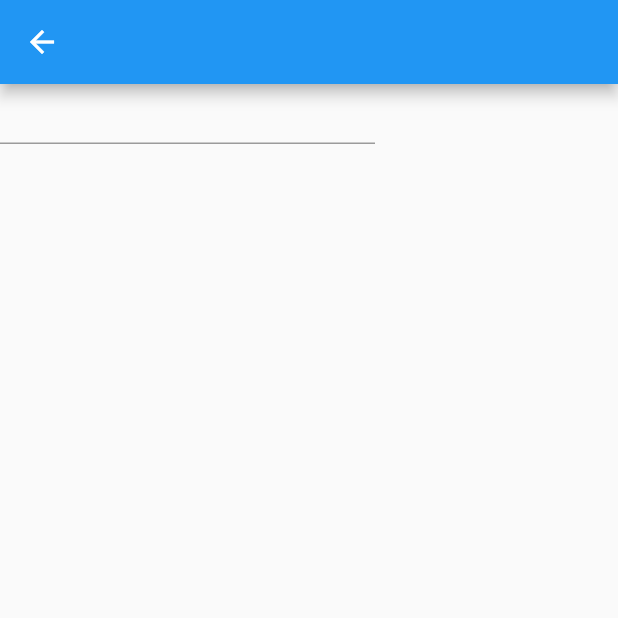
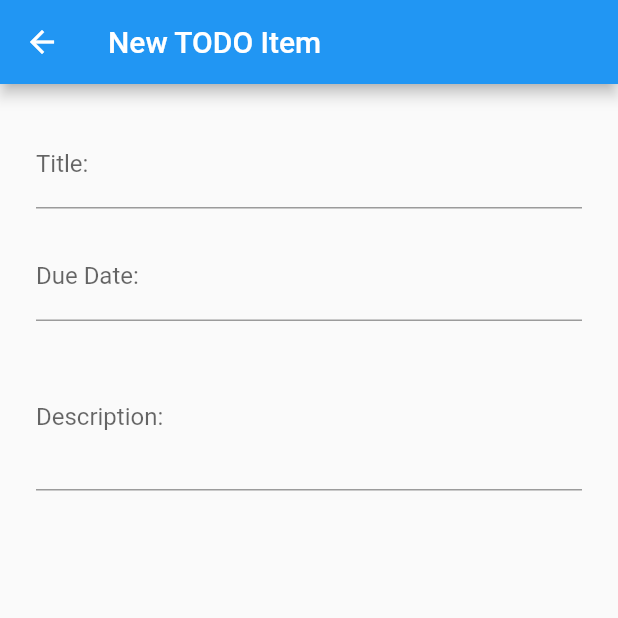
Before and after one commit to Ost-max/todo-flutter-sample, a Flutter app: the screen it shows after launch, after a tap on the "add" icon, on a phone screen of 412 x 824 dp, the top half of it. Run offline on Flutter 3.47's test engine with Material 2 defaults, Android fonts, the phone set to English and light mode, and no system bars.

Commit message:
* add description and date field

```diff
--- a/lib/item.dart
+++ b/lib/item.dart
@@ -1,6 +1,8 @@
 class Item {
   final String id;
   String name;
+  String description;
+  DateTime before;
   bool done;
   bool enabled = true;
 
--- a/lib/todo_item_screen.dart
+++ b/lib/todo_item_screen.dart
@@ -5,22 +5,49 @@ import 'item.dart';
 
 class TodoItemScreen extends StatelessWidget {
   static const routeName = '/item';
+  static final dateTimeCntlr = TextEditingController();
+  static final titleCntlr = TextEditingController();
 
   @override
   Widget build(BuildContext context) {
     final Item item = ModalRoute.of(context).settings.arguments;
-
+    titleCntlr.text = item.name;
     return Scaffold(
       appBar: AppBar(
-        title: Text(item.name != null ? item.name : "New TODO Item"),
+        title: Text(item.name.isNotEmpty ? "Edit TODO Item" : "New TODO Item"),
       ),
-      body: Column(
-        children: [
-          ConstrainedBox(
-              constraints: BoxConstraints(maxHeight: 40, maxWidth: 250),
-              child: TextField(onSubmitted: (val) => item.name = val))
-        ],
-      ),
+      body: Padding(
+          padding: EdgeInsets.all(24.0),
+          child: Column(
+            children: [
+              TextField(
+                  decoration: InputDecoration(labelText: 'Title:'),
+                  controller: titleCntlr,
+                  onSubmitted: (val) => item.name = val),
+              SizedBox(height: 16),
+              TextField(
+                controller: dateTimeCntlr,
+                  decoration: InputDecoration(labelText: 'Due Date:'),
+                  onSubmitted: (val) => item.name = val,
+                onTap: (){
+                  showDatePicker(
+                    context: context,
+                    initialDate: DateTime.now(),
+                    firstDate: DateTime.now(),
+                    lastDate: DateTime(2025),
+                  ).then((value) =>  dateTimeCntlr.text = value.toString().split(' ')[0]);
+              } ,
+              ),
+
+              SizedBox(height: 16),
+              TextField(
+                  decoration: InputDecoration(
+                      labelText: 'Description:',
+                      ),
+                  maxLines: 3,
+                  onSubmitted: (val) => item.description = val),
+            ],
+          )),
     );
   }
 }
--- a/lib/todo_list_widget.dart
+++ b/lib/todo_list_widget.dart
@@ -36,7 +36,9 @@ class _TodoListWidgetState extends State<TodoListWidget> {
 
   void _addRow() {
     var item = Item((_counter++).toString(), '', false);
-    navigateToItem(item).then((value) => setState(() => _items.add(item)));
+    navigateToItem(item).then((value) => setState(() => {
+          if (item.name.isNotEmpty) {_items.add(item)}
+        }));
   }
 
   Widget _buildList() {
```
